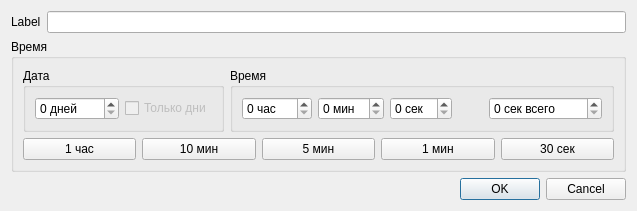
Above: lib/kb4/ui/plots/realtime/axistimeconfig.ui from koshi8bit/lib before the change. Below: the same form after it.
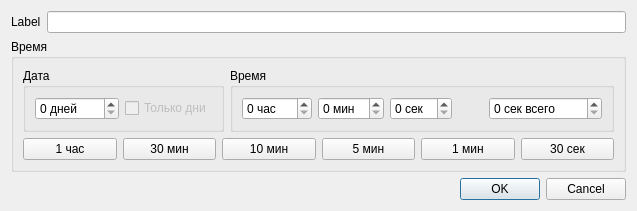
That is the form after the change.

The edit to the form file:
```diff
--- a/lib/kb4/ui/plots/realtime/axistimeconfig.ui
+++ b/lib/kb4/ui/plots/realtime/axistimeconfig.ui
@@ -173,6 +173,13 @@
             </property>
            </widget>
           </item>
+          <item>
+           <widget class="QPushButton" name="pushButtonTime003000">
+            <property name="text">
+             <string>30 мин</string>
+            </property>
+           </widget>
+          </item>
           <item>
            <widget class="QPushButton" name="pushButtonTime001000">
             <property name="text">
```
